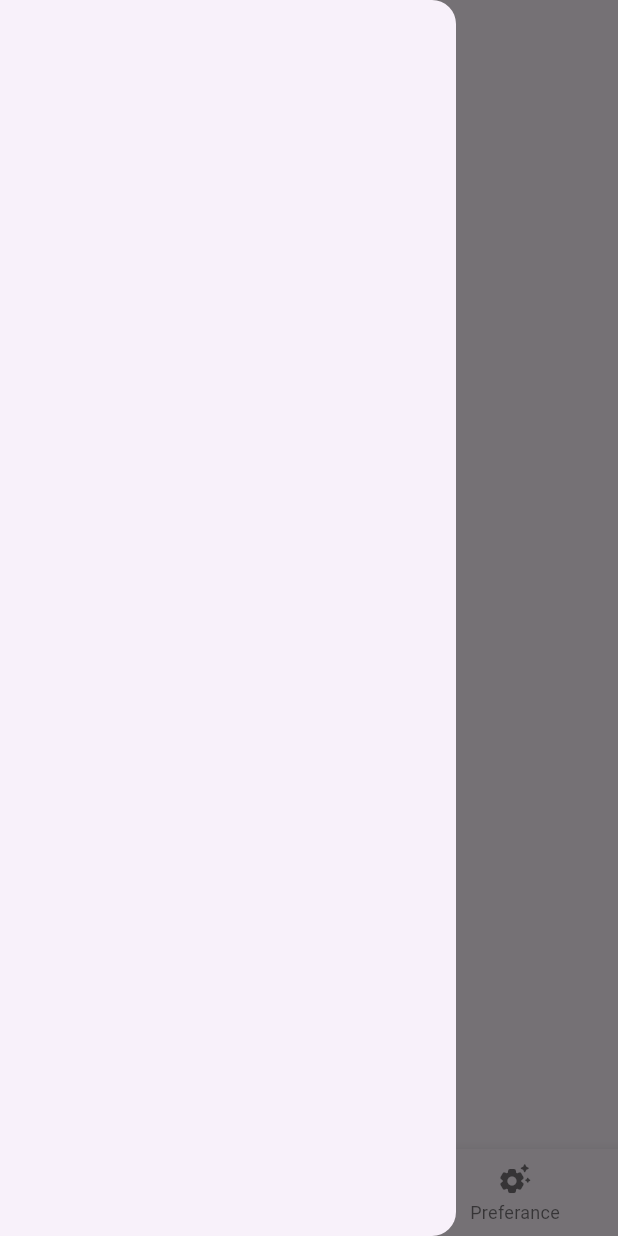
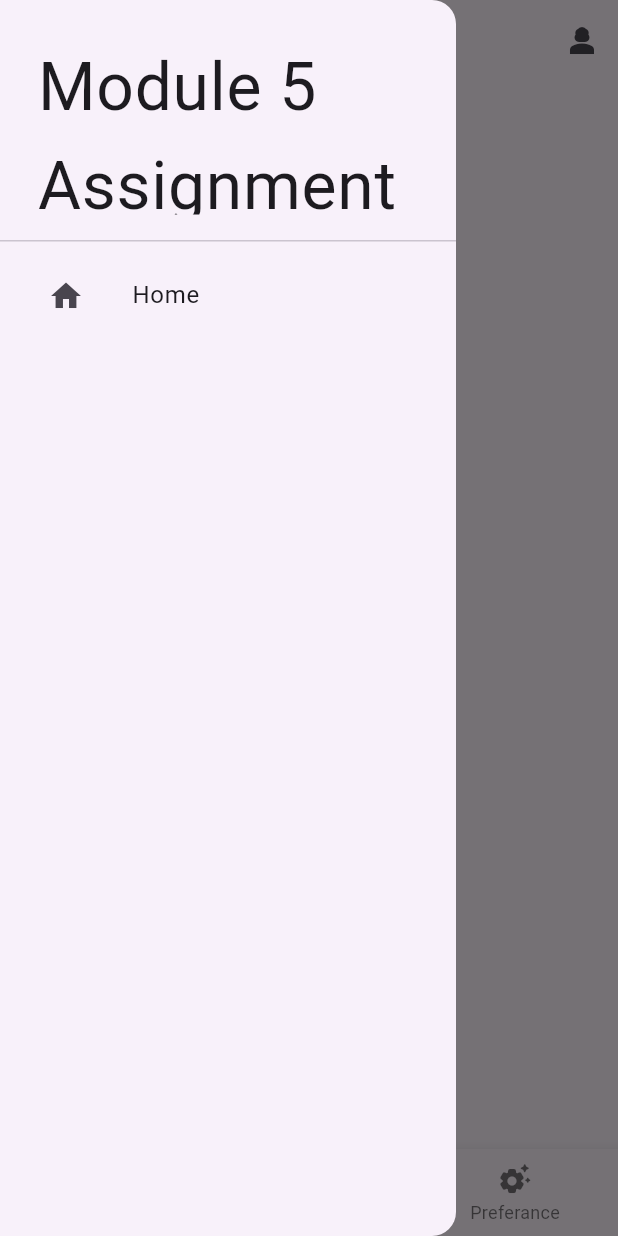
Before and after one commit to muj-i/codeSpace, a Flutter app: the screen it shows after launch, with the side drawer open, on a phone screen of 412 x 824 dp. Run offline on Flutter 3.47's test engine with Material 2 defaults, Android fonts, the light colour scheme and no system bars.

Commit message:
added 2 pages and some navigations again

```diff
--- /dev/null
+++ b/stutner/lib/app_drawer.dart
@@ -0,0 +1,41 @@
+import 'package:flutter/material.dart';
+import 'package:stutner/home_page.dart';
+
+class AppDrawer extends StatefulWidget {
+  const AppDrawer({super.key});
+
+  @override
+  State<AppDrawer> createState() => _AppDrawerState();
+}
+
+class _AppDrawerState extends State<AppDrawer> {
+  @override
+  Widget build(BuildContext context) {
+    return Drawer(
+      child: ListView(
+        children: [
+          const DrawerHeader(
+              child: Padding(
+                padding: EdgeInsets.all(9.0),
+                child: Text(
+                  "Module 5 Assignment",
+                  style: TextStyle(fontSize: 44,
+                  ),
+                ),
+              )),
+          ListTile(
+            leading: const Padding(
+              padding: EdgeInsets.all(16.0),
+              child: Icon(Icons.home),
+            ),
+            title: const Text("Home"),
+            onTap: () {
+              Navigator.push(context,
+                  MaterialPageRoute(builder: (_) => const StutnerHomePage()));
+            },
+          ),
+        ],
+      ),
+    );
+  }
+}
--- /dev/null
+++ b/stutner/lib/bottom_nav_bar.dart
@@ -0,0 +1,23 @@
+import 'package:flutter/material.dart';
+
+class StutnerBottomNavBar extends StatelessWidget {
+  const StutnerBottomNavBar({super.key});
+
+  @override
+  Widget build(BuildContext context) {
+    return BottomNavigationBar(
+
+      onTap: (int index) {
+
+
+      },
+      items: [
+        const BottomNavigationBarItem(
+            icon: Icon(Icons.calendar_month_sharp), label: 'Calneder'),
+        const BottomNavigationBarItem(icon: Icon(Icons.home_sharp), label: 'Home'),
+        const BottomNavigationBarItem(
+            icon: Icon(Icons.settings_suggest_rounded), label: 'Preferance'),
+      ],
+    );
+  }
+}
--- a/stutner/lib/home_page.dart
+++ b/stutner/lib/home_page.dart
@@ -1,4 +1,9 @@
 import 'package:flutter/material.dart';
+import 'package:stutner/app_drawer.dart';
+import 'package:stutner/note_taking.dart';
+import 'package:stutner/subject_organizer.dart';
+
+import 'bottom_nav_bar.dart';
 
 class StutnerHomePage extends StatefulWidget {
   const StutnerHomePage({super.key});
@@ -13,36 +18,43 @@ class _StutnerHomePageState extends State<StutnerHomePage> {
   Widget build(BuildContext context) {
     return Scaffold(
       appBar: AppBar(
-        title: Text(
+        title: const Text(
           'Stutner',
           style: TextStyle(fontSize: 24),
         ),
+        actions: [
+          IconButton(
+            onPressed: () {},
+            icon: const Icon(
+              Icons.person_3,
+            ),
+          ),
+        ],
       ),
       body: Column(
         children: [
-          Center(
-            child: Text("mm"),
+          ElevatedButton(
+            onPressed: () {
+              Navigator.push(context,
+                  MaterialPageRoute(builder: (_) => const SubjectOrganizerPage()));
+            },
+            child: const Text('go to sub org'),
+          ),
+          ElevatedButton(
+            onPressed: () {
+              Navigator.push(context,
+                  MaterialPageRoute(builder: (_) => const NoteTakingPage()));
+            },
+            child: const Text('go to note'),
+          ),
+          const Center(
+            child: Text("homeee"),
           ),
         ],
       ),
-      drawer: Drawer(
+      drawer: const AppDrawer(),
 
-      ),
-      bottomNavigationBar: BottomNavigationBar(
-        currentIndex: _currentIndex,
-        onTap: (int index) {
-          setState(() {
-            _currentIndex = index;
-          });
-        },
-        items: [
-          BottomNavigationBarItem(
-              icon: Icon(Icons.calendar_month_sharp), label: 'Calneder'),
-          BottomNavigationBarItem(icon: Icon(Icons.home_sharp), label: 'Home'),
-          BottomNavigationBarItem(
-              icon: Icon(Icons.settings_suggest_rounded), label: 'Preferance'),
-        ],
-      ),
+      bottomNavigationBar: StutnerBottomNavBar(),
     );
   }
 }
--- a/stutner/lib/main.dart
+++ b/stutner/lib/main.dart
@@ -19,6 +19,7 @@ class StutnerApp extends StatelessWidget {
 
       ),
       home: const StutnerHomePage(),
+
     );
   }
 }
```
Also changed, not shown: stutner/lib/note_taking.dart (added, +44 -0 lines), stutner/lib/subject_organizer.dart (added, +44 -0 lines), 1 other file.
